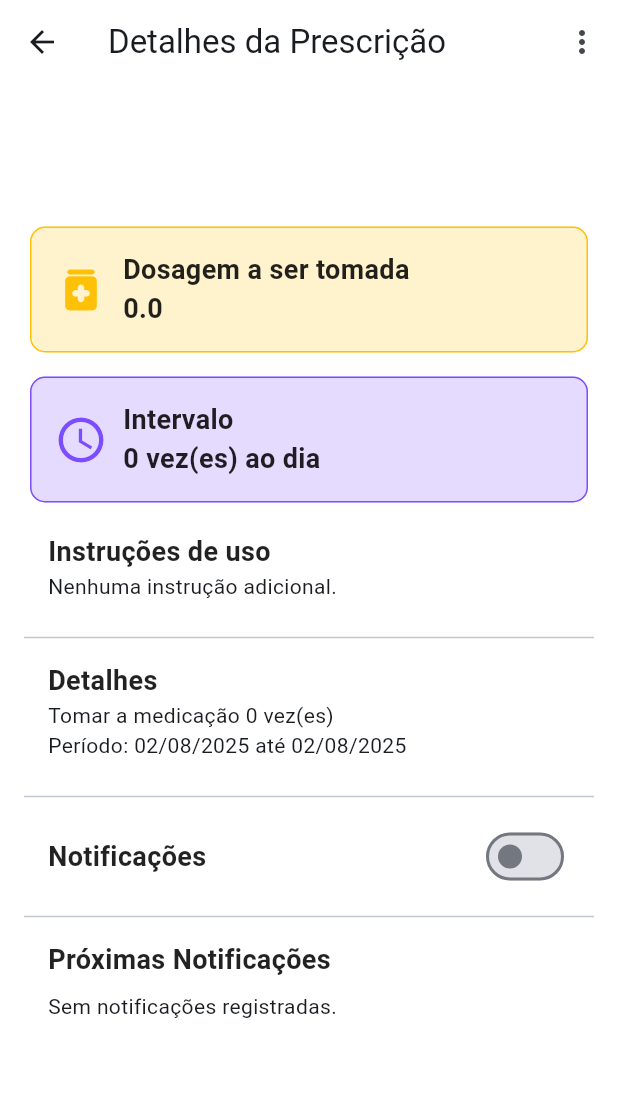
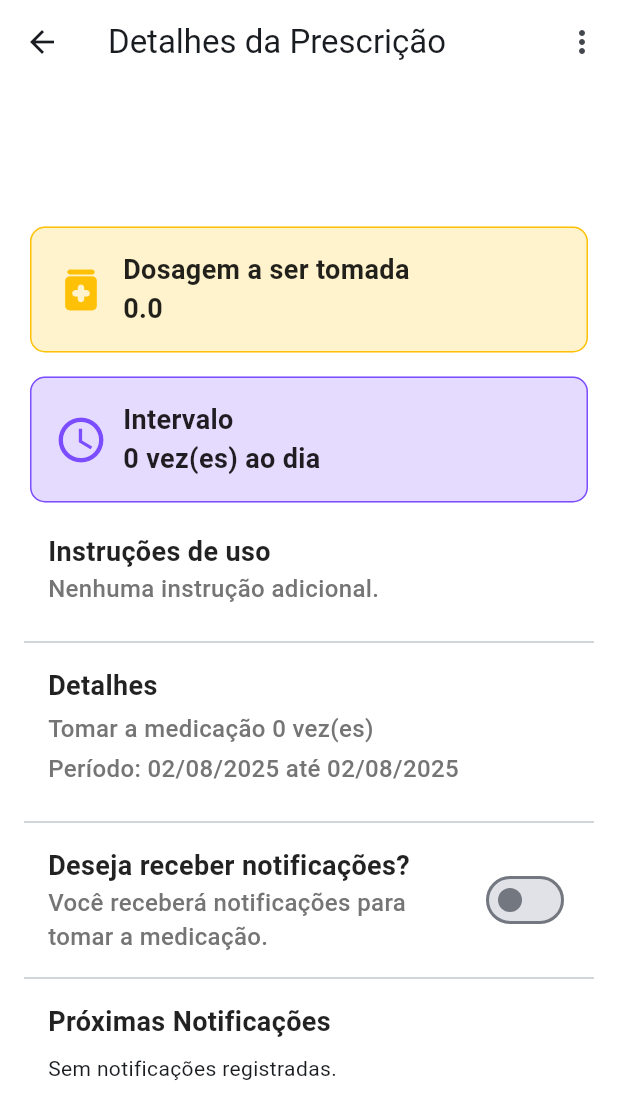
Before and after one commit to joaolucasbarboza/mobile-right-dose, a Flutter app: the DetailsPrescriptionScreen screen opened directly with empty values, on a phone screen of 412 x 824 dp. Shown: the top 1119 px of the screen. Run offline on Flutter 3.47's test engine with Material 3 defaults, Android fonts, the phone set to English and light mode, and no system bars; our stand-ins replace date_format, firebase_core, firebase_messaging, flutter_local_notifications, shared_preferences; accounts and stored records are empty; generated files the repository leaves out were written again; network calls fail.

Commit message:
refactor: improve layout and styling in prescription details component

```diff
--- a/lib/ui/prescription/widgets/text_details_prescription_component.dart
+++ b/lib/ui/prescription/widgets/text_details_prescription_component.dart
@@ -35,7 +35,6 @@ class TextDetailsPrescriptionComponent extends StatelessWidget {
       child: Column(
         crossAxisAlignment: CrossAxisAlignment.start,
         children: [
-
           Padding(
             padding: const EdgeInsets.all(16.0),
             child: Text(medicineName, style: customTextTitle()),
@@ -43,7 +42,8 @@ class TextDetailsPrescriptionComponent extends StatelessWidget {
 
           // Informações principais
           CardInfoPrescription(
-            icon: const Icon(Icons.medication_rounded, size: 36, color: Colors.amber),
+            icon: const Icon(Icons.medication_rounded,
+                size: 36, color: Colors.amber),
             color: Colors.amber,
             primaryLabel: 'Dosagem a ser tomada',
             secondaryLabel: '$dosageAmount ${formatDosageUnit(dosageUnit)}',
@@ -51,7 +51,8 @@ class TextDetailsPrescriptionComponent extends StatelessWidget {
           const SizedBox(height: 8),
 
           CardInfoPrescription(
-            icon: const Icon(Icons.access_time_outlined, size: 36, color: Colors.deepPurpleAccent),
+            icon: const Icon(Icons.access_time_outlined,
+                size: 36, color: Colors.deepPurpleAccent),
             color: Colors.deepPurpleAccent,
             primaryLabel: 'Intervalo',
             secondaryLabel: uomFrequency == 'HOURLY'
@@ -67,7 +68,12 @@ class TextDetailsPrescriptionComponent extends StatelessWidget {
               crossAxisAlignment: CrossAxisAlignment.start,
               children: [
                 Text('Instruções de uso', style: customTextLabelPrimary()),
-                Text(instructions.isNotEmpty ? instructions : 'Nenhuma instrução adicional.'),
+                Text(
+                  instructions.isNotEmpty
+                      ? instructions
+                      : 'Nenhuma instrução adicional.',
+                  style: customTextLabel(),
+                ),
               ],
             ),
           ),
@@ -80,10 +86,17 @@ class TextDetailsPrescriptionComponent extends StatelessWidget {
             padding: const EdgeInsets.symmetric(horizontal: 16.0),
             child: Column(
               crossAxisAlignment: CrossAxisAlignment.start,
+              spacing: 4,
               children: [
                 Text('Detalhes', style: customTextLabelPrimary()),
-                Text('Tomar a medicação $totalOccurrences vez(es)'),
-                Text('Período: $startDate até $endDate'),
+                Text(
+                  'Tomar a medicação $totalOccurrences vez(es)',
+                  style: customTextLabel(),
+                ),
+                Text(
+                  'Período: $startDate até $endDate',
+                  style: customTextLabel(),
+                ),
               ],
             ),
           ),
@@ -95,10 +108,26 @@ class TextDetailsPrescriptionComponent extends StatelessWidget {
           Padding(
             padding: const EdgeInsets.symmetric(horizontal: 16.0),
             child: Row(
-              mainAxisAlignment: MainAxisAlignment.spaceBetween,
+              spacing: 8,
               children: [
-                Text('Notificações', style: customTextLabelPrimary()),
-                Switch(activeColor: Colors.green, value: wantsNotifications, onChanged: (_) {}),
+                Expanded(
+                  child: Column(
+                    crossAxisAlignment: CrossAxisAlignment.start,
+                    children: [
+                      Text('Deseja receber notificações?',
+                          style: customTextLabelPrimary()),
+                      Text(
+                        'Você receberá notificações para tomar a medicação.',
+                        style: customTextLabel(),
+                      ),
+                    ],
+                  ),
+                ),
+                Switch(
+                  activeColor: Colors.green,
+                  value: wantsNotifications,
+                  onChanged: (_) {},
+                ),
               ],
             ),
           ),
@@ -109,7 +138,8 @@ class TextDetailsPrescriptionComponent extends StatelessWidget {
           // Histórico de notificações
           Padding(
             padding: const EdgeInsets.symmetric(horizontal: 16.0),
-            child: Text('Próximas Notificações', style: customTextLabelPrimary()),
+            child:
+                Text('Próximas Notificações', style: customTextLabelPrimary()),
           ),
 
           if (p.notifications.isNotEmpty)
@@ -135,7 +165,6 @@ class TextDetailsPrescriptionComponent extends StatelessWidget {
                     borderRadius: BorderRadius.circular(16),
                   ),
                 ),
-
                 onTap: () {
                   showModalBottomSheet(
                     context: context,
@@ -159,7 +188,8 @@ class TextDetailsPrescriptionComponent extends StatelessWidget {
                               children: [
                                 const Icon(Icons.calendar_today),
                                 const SizedBox(width: 8),
-                                Text('Data: $date', style: customTextLabelPrimary()),
+                                Text('Data: $date',
+                                    style: customTextLabelPrimary()),
                               ],
                             ),
                             const SizedBox(height: 8),
@@ -178,7 +208,8 @@ class TextDetailsPrescriptionComponent extends StatelessWidget {
                                 Chip(
                                   label: Text(formatLowerCase(statusText)),
                                   backgroundColor: Colors.orange,
-                                  labelStyle: const TextStyle(color: Colors.white),
+                                  labelStyle:
+                                      const TextStyle(color: Colors.white),
                                   padding: const EdgeInsets.all(0),
                                   elevation: 0,
                                   shape: RoundedRectangleBorder(
@@ -192,25 +223,22 @@ class TextDetailsPrescriptionComponent extends StatelessWidget {
                               children: [
                                 const Icon(Icons.medication_rounded),
                                 const SizedBox(width: 8),
-                                Text('Dose: $dosageAmount ${formatDosageUnit(dosageUnit)}'),
+                                Text(
+                                    'Dose: $dosageAmount ${formatDosageUnit(dosageUnit)}'),
                               ],
                             ),
                             const SizedBox(height: 14),
-
                             ButtonPrimaryComponent(
                               text: 'Tomar medicação',
                               isLoading: false,
                               onPressed: () => Navigator.of(ctx).pop(),
                             ),
-
                             const SizedBox(height: 14),
-
                             ButtonSecondaryComponent(
                               text: 'Cancelar',
                               isLoading: false,
                               onPressed: () => Navigator.of(ctx).pop(),
                             ),
-
                             const SizedBox(height: 32),
                           ],
                         ),
```
